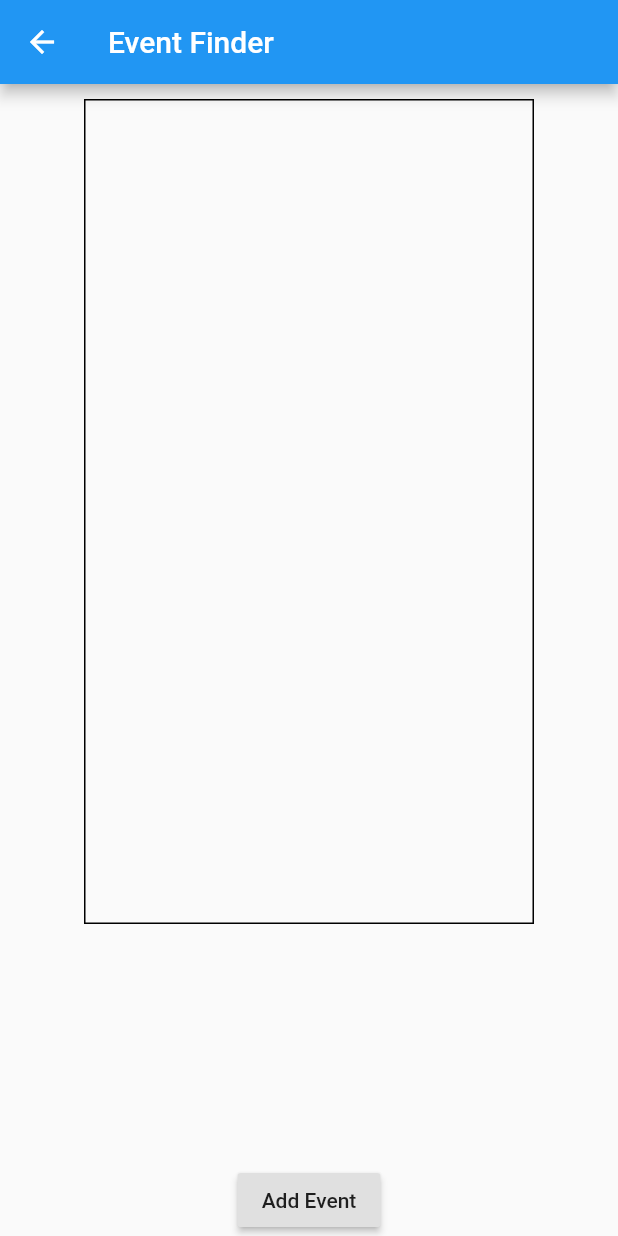
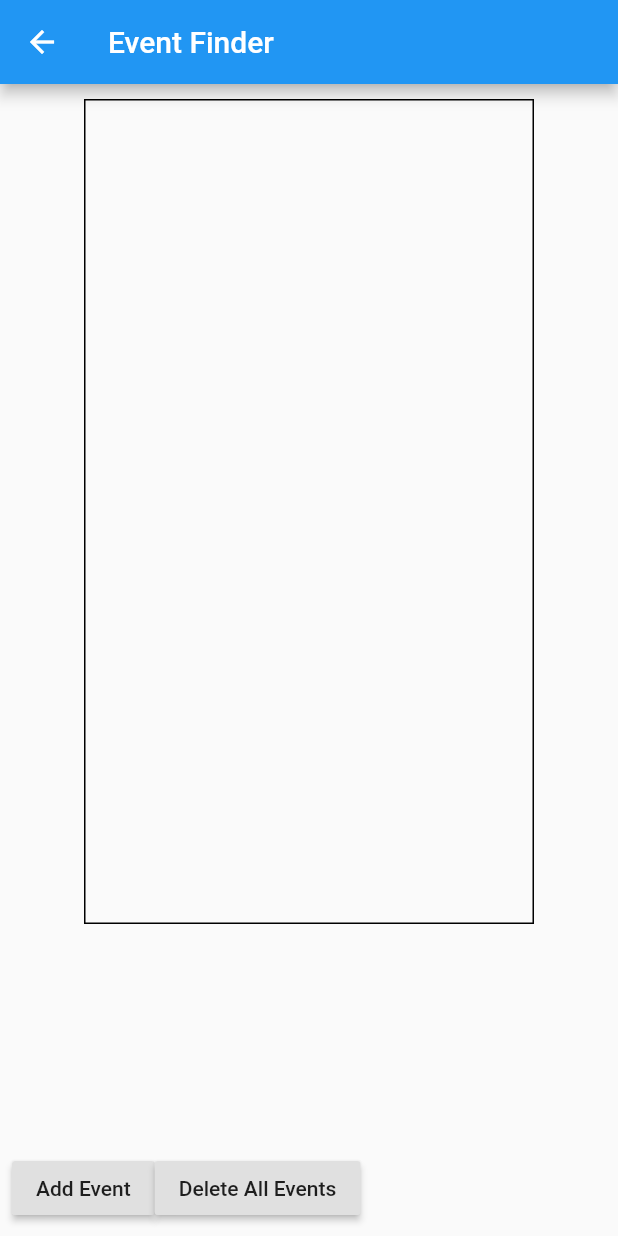
Before and after one commit to Kab332/OTU-Companion-Application, a Flutter app: the EventFinderMain screen opened by its route, on a phone screen of 412 x 824 dp. Run offline on Flutter 3.47's test engine with Material 2 defaults, Android fonts, the phone set to English and light mode, and no system bars; our stand-ins replace sqflite; accounts and stored records are empty.

Commit message:
add create event page with simple form, add delete all function to clear events, add buttons to add and delete all events with functions

```diff
--- a/otu_companion/lib/event_finder/event_finder_main.dart
+++ b/otu_companion/lib/event_finder/event_finder_main.dart
@@ -3,7 +3,7 @@ import 'package:otu_companion/event_finder/views/add_event.dart';
 
 import './views/event_finder_list.dart';
 import './views/add_event.dart';
-import 'model/event.dart';
+import 'model/event_model.dart';
 
 class EventPageApp extends StatelessWidget {
   @override
@@ -32,6 +32,7 @@ class EventFinderMain extends StatefulWidget {
 }
 
 class _EventFinderMainState extends State<EventFinderMain> {
+  EventModel _eventModel = EventModel();
   @override
   Widget build(BuildContext context) {
     return Scaffold(
@@ -39,9 +40,21 @@ class _EventFinderMainState extends State<EventFinderMain> {
         title: Text(widget.title),
       ),
       body: buildEventFinder(),
-      floatingActionButton: RaisedButton(
-        child: Text("Add Event"),
-        onPressed: _addEvent,
+      floatingActionButton: Container(
+        padding: const EdgeInsets.all(8.0),
+        alignment: Alignment.bottomCenter,
+        child: Row(
+          children: <Widget>[
+            RaisedButton(
+              onPressed: _addEvent,
+              child: Text("Add Event"),
+            ),
+            RaisedButton(
+              onPressed: _delete,
+              child: Text("Delete All Events"),
+            )
+          ],
+        ),
       ),
       floatingActionButtonLocation: FloatingActionButtonLocation.centerDocked,
     );
@@ -51,6 +64,19 @@ class _EventFinderMainState extends State<EventFinderMain> {
     var event = await Navigator.push(context, new MaterialPageRoute(
       builder: (context) => new AddEventPage(title: 'Add an Event')),
     );
-    print("Adding event...");
+
+    if (event != null) {
+      setState(() {
+        _eventModel.insert(event);
+      });
+
+      print("Adding event $event...");
+    }
+  }
+
+  Future<void> _delete() async {
+    setState(() {
+      _eventModel.deleteAll();
+    });
   }
 }
--- a/otu_companion/lib/event_finder/model/event_model.dart
+++ b/otu_companion/lib/event_finder/model/event_model.dart
@@ -25,4 +25,9 @@ class EventModel {
       conflictAlgorithm: ConflictAlgorithm.replace,
     );
   }
+
+  Future<void> deleteAll() async {
+    final db = await DatabaseUtilities.init();
+    db.execute("DELETE FROM events");
+  }
 }
--- a/otu_companion/lib/event_finder/views/event_finder_list.dart
+++ b/otu_companion/lib/event_finder/views/event_finder_list.dart
@@ -1,4 +1,5 @@
 import 'package:flutter/material.dart';
+
 import '../model/event_model.dart';
 
 Widget buildEventFinder() {
@@ -22,7 +23,6 @@ Widget buildEventFinder() {
   );
 }
 
-// TODO: create a builder here that builds a list of type Events to populate this scrollable box
 Widget _buildListView() {
   EventModel _eventModel = EventModel();
   return FutureBuilder(
@@ -40,7 +40,7 @@ Widget _buildListView() {
               child: ListTile(
                 title: Text(snapshot.data[i].name),
                 subtitle: Text(snapshot.data[i].description),
-              )
+              ),
             );
           }
         );
```
Also changed, not shown: otu_companion/lib/event_finder/views/add_event.dart (+60 -2 lines).
